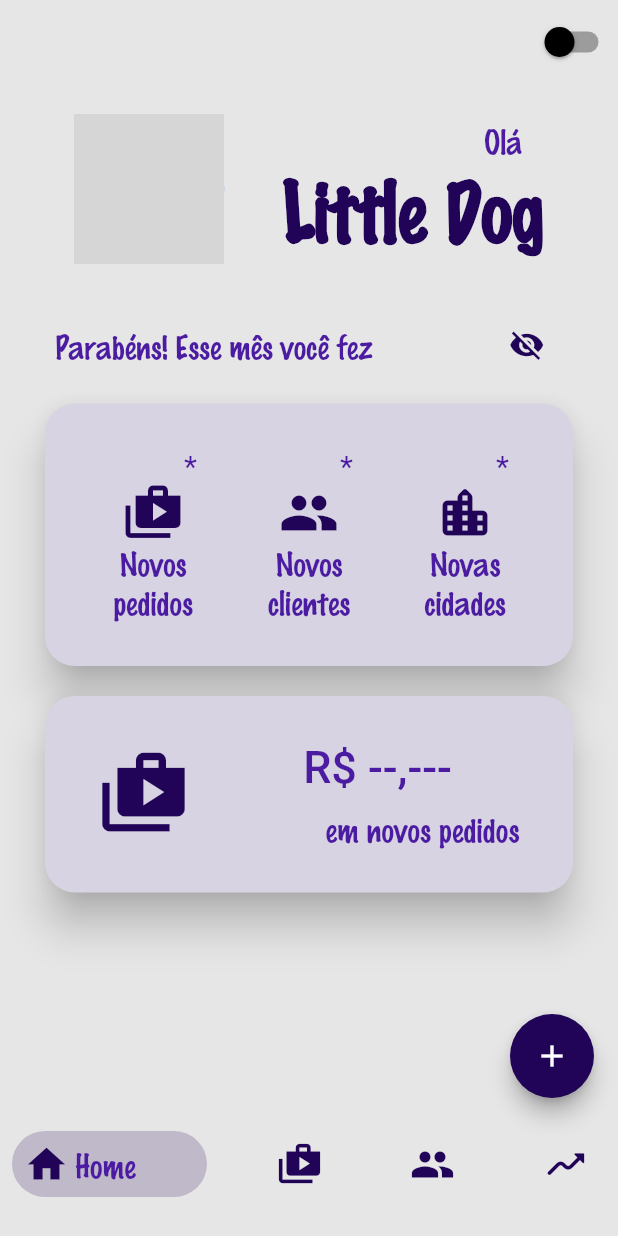
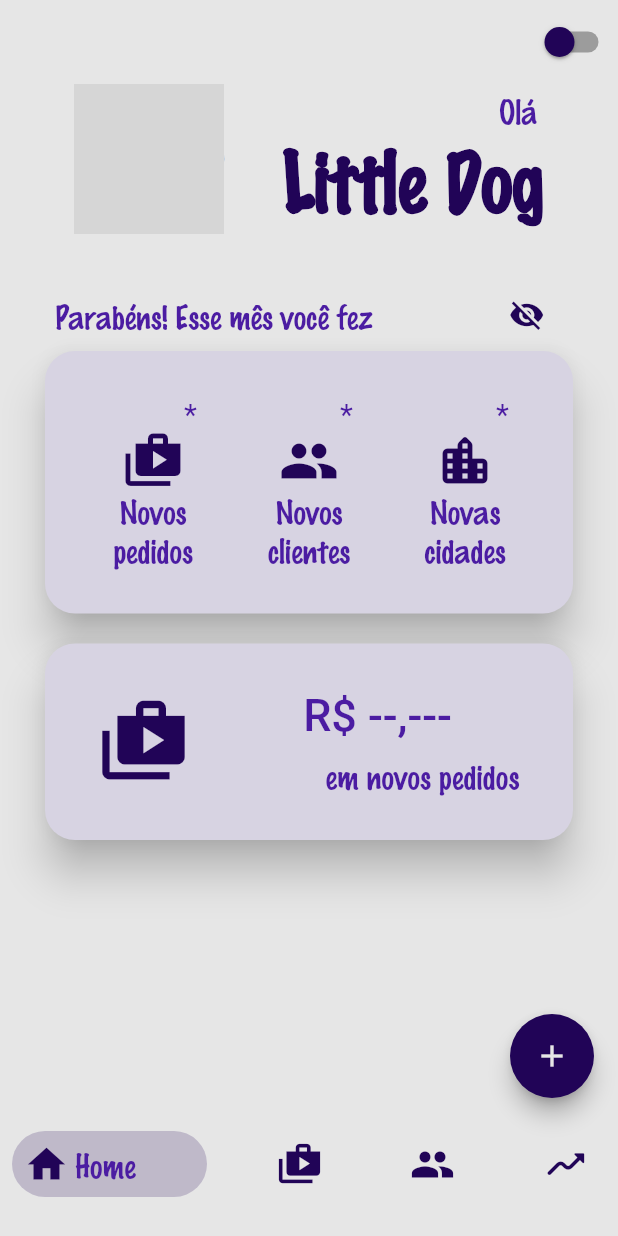
Before and after one commit to Brennez/Desafio-do-Layout, a Flutter app: the screen it shows after launch, after a tap on the "remove red eye" icon, on a phone screen of 412 x 824 dp. Run offline on Flutter 3.47's test engine with Material 2 defaults, Android fonts, the phone set to English and light mode, and no system bars; drawn by our look-alikes of bottom_navy_bar; our stand-ins replace google_fonts; grey boxes are pictures that could not be loaded.

Commit message:
ajustes da tela

```diff
--- a/lib/main.dart
+++ b/lib/main.dart
@@ -84,7 +84,7 @@ class _HomePageState extends State<HomePage> {
           mainAxisAlignment: MainAxisAlignment.start,
           children: [
             Container(
-              margin: const EdgeInsets.fromLTRB(30, 20, 30, 30),
+              margin: const EdgeInsets.fromLTRB(30, 0, 30, 30),
               child: Row(
                 mainAxisAlignment: MainAxisAlignment.spaceAround,
                 children: [
@@ -95,7 +95,7 @@ class _HomePageState extends State<HomePage> {
                   Column(
                     children: [
                       Container(
-                        margin: EdgeInsets.only(left: 120),
+                        margin: EdgeInsets.only(left: 140),
                         child: Text(
                           "Olá",
                           style: Theme.of(context).textTheme.caption,
@@ -134,7 +134,7 @@ class _HomePageState extends State<HomePage> {
             ),
             Card(
               elevation: 12,
-              margin: EdgeInsets.fromLTRB(30, 15, 30, 0),
+              margin: EdgeInsets.fromLTRB(30, 0, 30, 0),
               shape: RoundedRectangleBorder(
                 borderRadius: BorderRadius.circular(20),
               ),
@@ -211,7 +211,7 @@ class _HomePageState extends State<HomePage> {
               ),
             ),
             Card(
-              margin: EdgeInsets.fromLTRB(30, 20, 30, 1),
+              margin: EdgeInsets.fromLTRB(30, 20, 30, 0),
               elevation: 12,
               shape: RoundedRectangleBorder(
                 borderRadius: BorderRadius.circular(20),
--- a/lib/widget/changeThemeButton.dart
+++ b/lib/widget/changeThemeButton.dart
@@ -1,3 +1,4 @@
+import 'package:app_layout/consts/colors/colors.dart';
 import 'package:app_layout/provider/themeProvider.dart';
 import 'package:flutter/material.dart';
 import 'package:provider/provider.dart';
@@ -9,8 +10,8 @@ class ChangeThemeButton extends StatelessWidget {
     final themeProvider = Provider.of<ThemeProvider>(context);
 
     return Switch.adaptive(
-        activeColor: Colors.white,
-        inactiveThumbColor: Colors.black,
+        activeColor: kDarkPrimaryColor,
+        inactiveThumbColor: kPrimaryColor,
         value: themeProvider.isDark,
         onChanged: (value) {
           final provider = Provider.of<ThemeProvider>(context, listen: false);
--- a/lib/widget/expandableFab.dart
+++ b/lib/widget/expandableFab.dart
@@ -1,3 +1,4 @@
+import 'package:app_layout/consts/colors/colors.dart';
 import 'package:flutter/material.dart';
 import 'dart:math' as math;
 
@@ -136,6 +137,7 @@ class _ExpandableFabState extends State<ExpandableFab>
             onPressed: _toggle,
             child: const Icon(
               Icons.add,
+              color: kBackgroundColor,
             ),
           ),
         ),
@@ -198,11 +200,10 @@ class ActionButton extends StatelessWidget {
 
   @override
   Widget build(BuildContext context) {
-    final theme = Theme.of(context);
     return Material(
         shape: const CircleBorder(),
         clipBehavior: Clip.antiAlias,
-        color: const Color(0xFF210457),
+        color: kContentColor,
         elevation: 4.0,
         child: IconButton(
           onPressed: onPressed,
```
